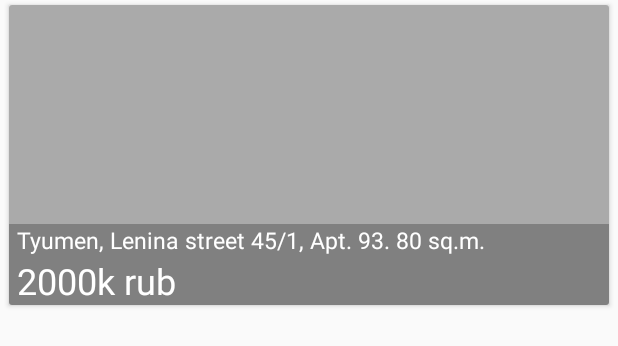
After one commit to TanyaYu/RealEstate, an Android app: the layout item_real_estate.xml on its own in the app's theme, with its tools: preview values and no code run, on a phone screen of 412 x 824 dp. The commit adds this screen. Shown: the top 346 px of the screen. Run offline under Robolectric (Android 15) with nearby library versions, the phone set to English and light mode, and no system bars.

Commit message:
Real estate list activity: list, adapter, real estate entity, item

```diff
--- a/app/build.gradle
+++ b/app/build.gradle
@@ -28,8 +28,10 @@ dependencies {
     implementation "com.android.support:recyclerview-v7:$support_version"
     implementation 'com.android.support.constraint:constraint-layout:1.0.2'
     implementation "com.android.support:design:$support_version"
+    implementation "com.android.support:cardview-v7:$support_version"
     implementation 'com.android.support.constraint:constraint-layout:1.0.2'
     implementation 'com.squareup.picasso:picasso:2.5.2'
+    implementation 'com.google.firebase:firebase-database:11.8.0'
 
     testImplementation 'junit:junit:4.12'
 
--- a/app/src/main/AndroidManifest.xml
+++ b/app/src/main/AndroidManifest.xml
@@ -9,7 +9,7 @@
         android:roundIcon="@mipmap/ic_launcher_round"
         android:supportsRtl="true"
         android:theme="@style/AppTheme">
-        <activity android:name=".RealEstateListActivity">
+        <activity android:name=".ui.RealEstateListActivity">
             <intent-filter>
                 <action android:name="android.intent.action.MAIN" />
 
--- /dev/null
+++ b/app/src/main/res/layout/item_real_estate.xml
@@ -0,0 +1,80 @@
+<?xml version="1.0" encoding="utf-8"?>
+<layout xmlns:android="http://schemas.android.com/apk/res/android"
+    xmlns:app="http://schemas.android.com/apk/res-auto"
+    xmlns:tools="http://schemas.android.com/tools">
+
+    <data>
+
+        <variable
+            name="item"
+            type="com.tanyayuferova.realestate.entity.RealEstate" />
+        <variable
+            name="context"
+            type="android.content.Context"/>
+        <import type="android.text.Html" />
+
+    </data>
+
+    <android.support.v7.widget.CardView
+        android:id="@+id/cardView"
+        android:layout_width="match_parent"
+        android:layout_height="@dimen/item_real_estate_height"
+        android:layout_marginBottom="@dimen/item_real_estate_vertical_margin"
+        android:layout_marginEnd="@dimen/item_real_estate_horizontal_margin"
+        android:layout_marginLeft="@dimen/item_real_estate_horizontal_margin"
+        android:layout_marginRight="@dimen/item_real_estate_horizontal_margin"
+        android:layout_marginStart="@dimen/item_real_estate_horizontal_margin"
+        android:layout_marginTop="@dimen/item_real_estate_vertical_margin"
+        android:clickable="true"
+        android:focusable="true">
+
+        <android.support.constraint.ConstraintLayout
+            android:id="@+id/layout"
+            android:layout_width="match_parent"
+            android:layout_height="match_parent">
+
+            <ImageView
+                android:id="@+id/iv_photo"
+                android:layout_width="0dp"
+                android:layout_height="0dp"
+                android:adjustViewBounds="true"
+                android:contentDescription="@string/image_description_real_estate"
+                android:scaleType="centerCrop"
+                app:layout_constraintBottom_toBottomOf="parent"
+                app:layout_constraintEnd_toEndOf="parent"
+                app:layout_constraintStart_toStartOf="parent"
+                app:layout_constraintTop_toTopOf="parent"
+                tools:background="@android:color/darker_gray" />
+
+            <TextView
+                android:id="@+id/tv_description"
+                android:layout_width="0dp"
+                android:layout_height="wrap_content"
+                android:background="@color/darkBackground"
+                android:paddingEnd="@dimen/item_real_estate_description_horizontal_padding"
+                android:paddingStart="@dimen/item_real_estate_description_horizontal_padding"
+                android:text="@{Html.fromHtml(String.format(@string/address_description, item.address, item.area))}"
+                android:textColor="@color/primaryTextInverse"
+                android:textSize="@dimen/item_real_estate_description_text_size"
+                app:layout_constraintBottom_toTopOf="@id/tv_price"
+                app:layout_constraintEnd_toEndOf="@id/iv_photo"
+                app:layout_constraintStart_toStartOf="@id/iv_photo"
+                tools:text="Tyumen, Lenina street 45/1, Apt. 93. 80 sq.m." />
+
+            <TextView
+                android:id="@+id/tv_price"
+                android:layout_width="0dp"
+                android:layout_height="wrap_content"
+                android:background="@color/darkBackground"
+                android:paddingEnd="@dimen/item_real_estate_description_horizontal_padding"
+                android:paddingStart="@dimen/item_real_estate_description_horizontal_padding"
+                android:text="@{item.getPriceShortDescription(context)}"
+                android:textColor="@color/primaryTextInverse"
+                android:textSize="@dimen/item_real_estate_price_text_size"
+                app:layout_constraintBottom_toBottomOf="@id/iv_photo"
+                app:layout_constraintEnd_toEndOf="@id/iv_photo"
+                app:layout_constraintStart_toStartOf="@id/iv_photo"
+                tools:text="2000k rub" />
+        </android.support.constraint.ConstraintLayout>
+    </android.support.v7.widget.CardView>
+</layout>
--- a/app/src/main/res/values/colors.xml
+++ b/app/src/main/res/values/colors.xml
@@ -1,6 +1,10 @@
 <?xml version="1.0" encoding="utf-8"?>
 <resources>
-    <color name="colorPrimary">#3F51B5</color>
-    <color name="colorPrimaryDark">#303F9F</color>
-    <color name="colorAccent">#FF4081</color>
+    <color name="primary">#3F51B5</color>
+    <color name="primaryDark">#303F9F</color>
+    <color name="accent">#FF4081</color>
+    <color name="primaryText">#000000</color>
+    <color name="primaryTextInverse">#ffffff</color>
+    <color name="secondaryText">#999999</color>
+    <color name="darkBackground">#40000000</color>
 </resources>
--- /dev/null
+++ b/app/src/main/res/values/dimens.xml
@@ -0,0 +1,11 @@
+<?xml version="1.0" encoding="utf-8"?>
+<resources>
+    <dimen name="toolbar_elevation">4dp</dimen>
+
+    <dimen name="item_real_estate_height">200dp</dimen>
+    <dimen name="item_real_estate_description_text_size">15sp</dimen>
+    <dimen name="item_real_estate_price_text_size">24sp</dimen>
+    <dimen name="item_real_estate_description_horizontal_padding">5dp</dimen>
+    <dimen name="item_real_estate_vertical_margin">3dp</dimen>
+    <dimen name="item_real_estate_horizontal_margin">6dp</dimen>
+</resources>
--- a/app/src/main/res/values/strings.xml
+++ b/app/src/main/res/values/strings.xml
@@ -1,3 +1,11 @@
 <resources>
-    <string name="app_name">RealEstate</string>
+    <string name="app_name">Real estate catalog</string>
+    <string name="price_kilo_description">%1$,.0f k rub</string>
+    <string name="price_description">%1$,.2f rub</string>
+    <string name="address_description"><![CDATA[%1$s - <b>%2$.0f sq.m</b>]]></string>
+
+    <string name="activity_real_estate_list_title">Real estate catalog</string>
+    <string name="image_description_real_estate">Real estate</string>
+    <string name="action_logout">Logout</string>
+
 </resources>
--- a/app/src/main/res/values/styles.xml
+++ b/app/src/main/res/values/styles.xml
@@ -1,11 +1,17 @@
 <resources>
 
-    <!-- Base application theme. -->
-    <style name="AppTheme" parent="Theme.AppCompat.Light.DarkActionBar">
-        <!-- Customize your theme here. -->
-        <item name="colorPrimary">@color/colorPrimary</item>
-        <item name="colorPrimaryDark">@color/colorPrimaryDark</item>
-        <item name="colorAccent">@color/colorAccent</item>
+    <style name="AppTheme" parent="Theme.AppCompat.Light.NoActionBar">
+        <item name="colorPrimary">@color/primary</item>
+        <item name="colorPrimaryDark">@color/primaryDark</item>
+        <item name="colorAccent">@color/accent</item>
+        <item name="android:textColor">@color/primaryText</item>
+        <item name="android:textColorPrimary">@color/primaryText</item>
+        <item name="android:textColorPrimaryInverse">@color/primaryTextInverse</item>
+        <item name="android:textColorSecondary">@color/secondaryText</item>
     </style>
 
+    <style name="ToolbarStyle" parent="ThemeOverlay.AppCompat.ActionBar">
+        <item name="android:textColorPrimary">?android:textColorPrimaryInverse</item>
+        <item name="android:actionMenuTextColor">?android:textColorPrimary</item>
+    </style>
 </resources>
```
Also changed, not shown: app/src/main/java/com/tanyayuferova/realestate/Constants.java (added, +12 -0 lines), app/src/main/java/com/tanyayuferova/realestate/RealEstateListActivity.java (deleted, +0 -13 lines), app/src/main/java/com/tanyayuferova/realestate/entity/RealEstate.java (added, +116 -0 lines), app/src/main/java/com/tanyayuferova/realestate/ui/RealEstateAdapter.java (added, +88 -0 lines), app/src/main/java/com/tanyayuferova/realestate/ui/RealEstateListActivity.java (added, +87 -0 lines), app/src/main/java/com/tanyayuferova/realestate/utils/BindingAdaptersUtils.java (added, +26 -0 lines), app/src/main/res/layout/activity_real_estate_list.xml (+28 -13 lines), app/src/main/res/menu/real_estate_list_menu.xml (added, +9 -0 lines), app/src/main/res/values-v21/styles.xml (added, +9 -0 lines), 1 other file.
